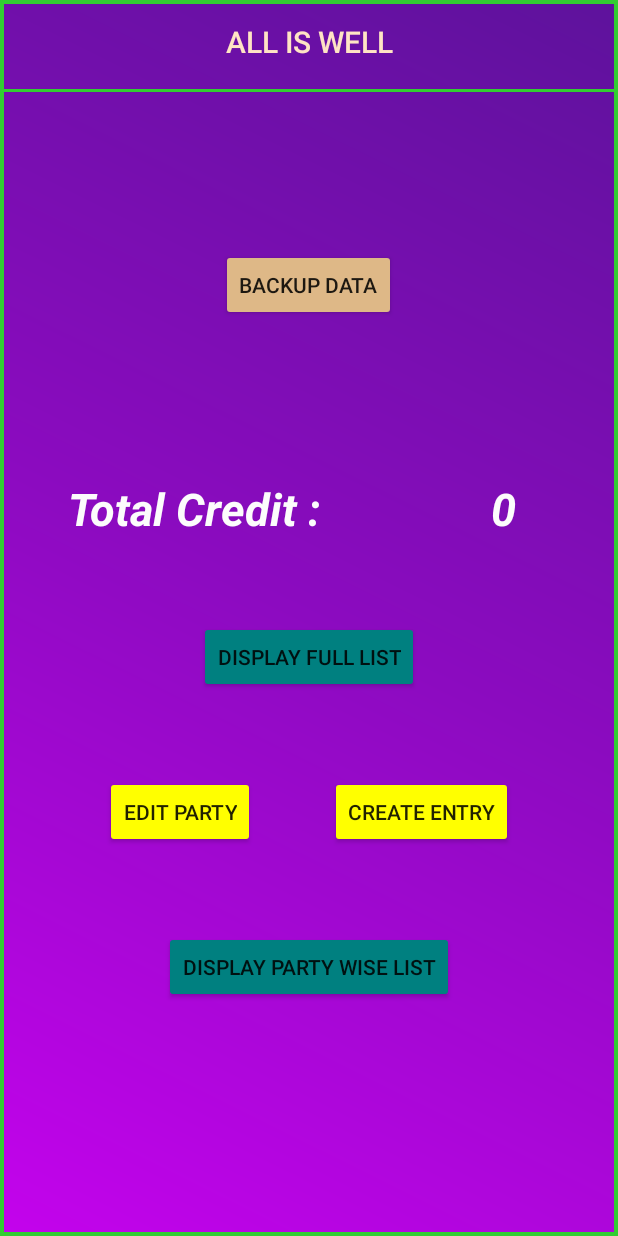
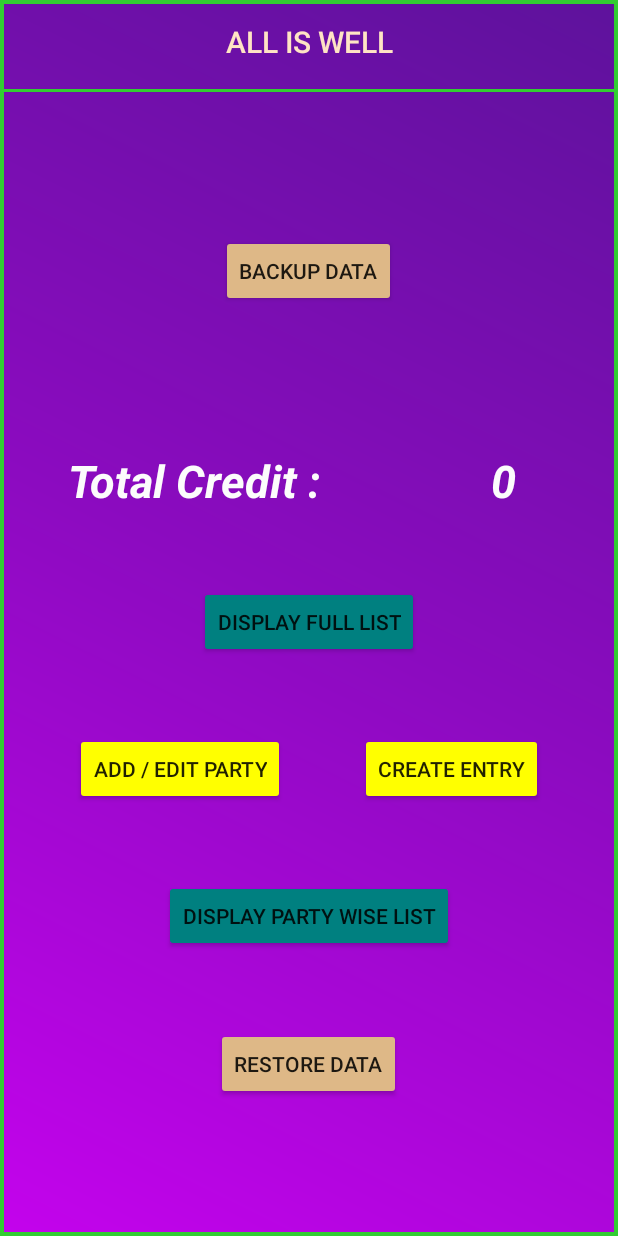
Before and after one commit to Madhavan-Sankar/accounts-shop, an Android app: the screen it shows after launch (MainActivity), on a phone screen of 412 x 824 dp. Run offline under Robolectric (Android 15) with nearby library versions, the phone set to English and light mode, and no system bars.

Commit message:
First commit in the new repo

```diff
--- a/app/src/main/java/com/example/accounting/ListPartyWise.java
+++ b/app/src/main/java/com/example/accounting/ListPartyWise.java
@@ -29,6 +29,7 @@ import androidx.appcompat.app.AlertDialog;
 import androidx.appcompat.app.AppCompatActivity;
 
 import java.util.ArrayList;
+import java.util.Collections;
 
 public class ListPartyWise extends AppCompatActivity {
 
@@ -68,6 +69,7 @@ public class ListPartyWise extends AppCompatActivity {
                         }
                     }
                 }
+                Collections.sort(filteredname);
                 myAdapter = new MyAdapter(getApplicationContext(),android.R.layout.simple_list_item_1,filteredname){
                 };
                 mListView.setAdapter(myAdapter);
@@ -98,6 +100,7 @@ public class ListPartyWise extends AppCompatActivity {
             String name=data.getString(1);//1 is column name
             last.add(name);
         }
+        Collections.sort(last);
         myAdapter = new MyAdapter(getApplicationContext(),android.R.layout.simple_list_item_1,last);
         mListView.setAdapter(myAdapter);
     }
--- a/app/src/main/java/com/example/accounting/Main2Activity.java
+++ b/app/src/main/java/com/example/accounting/Main2Activity.java
@@ -37,6 +37,7 @@ import android.widget.Toast;
 import java.text.SimpleDateFormat;
 import java.util.ArrayList;
 import java.util.Calendar;
+import java.util.Collections;
 import java.util.Date;
 
 public class Main2Activity extends AppCompatActivity {
@@ -113,6 +114,7 @@ public class Main2Activity extends AppCompatActivity {
                         }
                     }
                 }
+                Collections.sort(filteredname);
                 myAdapter = new MyAdapter(getApplicationContext(),android.R.layout.simple_list_item_1,filteredname);
                 listView.setAdapter(myAdapter);
             }
@@ -140,6 +142,7 @@ public class Main2Activity extends AppCompatActivity {
             //String name = data.getString(1);//0 is column name
             last.add(data.getString(1));
         }
+        Collections.sort(last);
         myAdapter = new MyAdapter(getApplicationContext(),android.R.layout.simple_list_item_1,last);
         listView.setAdapter(myAdapter);
         listView.setOnItemClickListener(new AdapterView.OnItemClickListener() {
--- a/app/src/main/java/com/example/accounting/MainActivity.java
+++ b/app/src/main/java/com/example/accounting/MainActivity.java
@@ -64,7 +64,7 @@ public class MainActivity extends AppCompatActivity {
         party=findViewById(R.id.party);
         backup=findViewById(R.id.backup);
         restore=findViewById(R.id.restore);
-        restore.setVisibility(View.GONE);         //This is for hiding the restore button for preventing Data Redundancy
+        //restore.setVisibility(View.GONE);        //This is for hiding the restore button for preventing Data Redundancy
         //backup.setVisibility(View.GONE)
         mdatabasehelper=new databasehelper(this);
         mdatabasehelperparty = new databasehelperparty(this);
@@ -89,7 +89,7 @@ public class MainActivity extends AppCompatActivity {
                 startActivity(i);
             }
         });
-        //edit party
+        //add / edit party
         party.setOnClickListener(new View.OnClickListener() {
             @Override
             public void onClick(View view) {
--- a/app/src/main/res/layout/activity_main.xml
+++ b/app/src/main/res/layout/activity_main.xml
@@ -107,7 +107,7 @@
             android:layout_height="wrap_content"
             android:id="@+id/party"
             android:backgroundTint="@color/Yellow"
-            android:text="Edit Party" />
+            android:text="Add / Edit Party" />
         <Button
             android:layout_width="wrap_content"
             android:layout_height="wrap_content"
--- a/app/src/main/res/layout/editparty.xml
+++ b/app/src/main/res/layout/editparty.xml
@@ -17,7 +17,7 @@
             android:id="@+id/name"
             android:layout_width="match_parent"
             android:layout_height="wrap_content"
-            android:hint="HII"
+            android:hint="Party Name"
             android:imeOptions="actionDone"
             android:singleLine="true"
             android:textAlignment="center"
```
Also changed, not shown: app/src/main/java/com/example/accounting/AddNewEntry.java (+26 -5 lines), app/src/main/res/mipmap-mdpi/ic_launcher_foreground.png (added), app/src/main/res/mipmap-xhdpi/ic_launcher_foreground.png (added), app/src/main/res/mipmap-xxxhdpi/ic_launcher_foreground.png (added).
